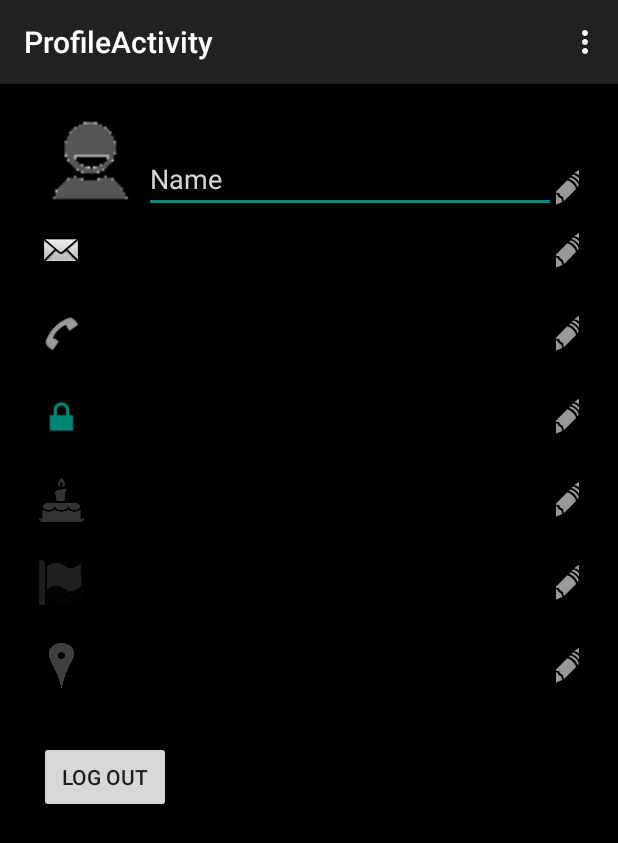
After one commit to Djinask/WakeAppCallv1, an Android app: the ProfileActivity screen opened directly, with no data from a screen before it, on a phone screen of 412 x 824 dp. The commit adds this screen. Shown: the top 843 px of the screen. Run offline under Robolectric (Android 15) with nearby library versions, the phone set to English and light mode, and no system bars.

Commit message:
profile layout incomplete

```diff
--- /dev/null
+++ b/app/src/main/java/com/example/wakeappcallv1/app/ProfileActivity.java
@@ -0,0 +1,36 @@
+package com.example.wakeappcallv1.app;
+
+import android.support.v7.app.ActionBarActivity;
+import android.os.Bundle;
+import android.view.Menu;
+import android.view.MenuItem;
+
+
+public class ProfileActivity extends ActionBarActivity {
+
+    @Override
+    protected void onCreate(Bundle savedInstanceState) {
+        super.onCreate(savedInstanceState);
+        setContentView(R.layout.activity_profile);
+    }
+
+
+    @Override
+    public boolean onCreateOptionsMenu(Menu menu) {
+        // Inflate the menu; this adds items to the action bar if it is present.
+        getMenuInflater().inflate(R.menu.profile, menu);
+        return true;
+    }
+
+    @Override
+    public boolean onOptionsItemSelected(MenuItem item) {
+        // Handle action bar item clicks here. The action bar will
+        // automatically handle clicks on the Home/Up button, so long
+        // as you specify a parent activity in AndroidManifest.xml.
+        int id = item.getItemId();
+        if (id == R.id.action_settings) {
+            return true;
+        }
+        return super.onOptionsItemSelected(item);
+    }
+}
--- /dev/null
+++ b/app/src/main/res/layout/activity_profile.xml
@@ -0,0 +1,226 @@
+<LinearLayout xmlns:android="http://schemas.android.com/apk/res/android"
+    xmlns:tools="http://schemas.android.com/tools"
+    android:layout_width="match_parent"
+    android:layout_height="match_parent"
+    android:gravity="center_horizontal"
+    android:orientation="vertical"
+    android:paddingBottom="@dimen/activity_vertical_margin"
+    android:paddingLeft="@dimen/activity_horizontal_margin"
+    android:paddingRight="@dimen/activity_horizontal_margin"
+    android:paddingTop="@dimen/activity_vertical_margin"
+    tools:context="com.example.wakeappcallv1.app.RegisterActivity2"
+    android:background="@color/abc_search_url_text_pressed"
+    >
+
+
+
+        <LinearLayout
+            android:orientation="horizontal"
+            android:layout_width="match_parent"
+            android:layout_height="wrap_content"
+            android:layout_gravity="center_horizontal"
+            android:layout_marginBottom="10dp"
+            android:layout_marginLeft="10dp"
+            android:layout_marginRight="10dp">
+            <ImageView
+                android:layout_width="70dp"
+                android:layout_height="70dp"
+                android:src="@drawable/profile"
+                android:contentDescription="profile_image" />
+            <EditText
+                android:layout_width="wrap_content"
+                android:layout_height="wrap_content"
+                android:hint="@string/name"
+                android:inputType="textPersonName"
+                android:layout_gravity="bottom"
+                android:ems="10"
+                android:id="@+id/editText"
+                android:layout_weight="1"
+                android:text="@string/name"
+                android:textColor="@color/common_signin_btn_dark_text_focused"/>
+            <ImageButton
+                android:layout_width="7pt"
+                android:layout_height="wrap_content"
+                android:src="@android:drawable/ic_menu_edit"
+                android:layout_gravity="bottom"
+                android:background="@null"/>
+
+        </LinearLayout>
+
+        <LinearLayout
+            android:layout_width="match_parent"
+            android:layout_height="wrap_content"
+            android:orientation="horizontal"
+            android:layout_marginBottom="10dp"
+            android:layout_marginLeft="10dp"
+            android:layout_marginRight="10dp"
+            >
+            <ImageView
+                android:layout_width="30dp"
+                android:layout_height="30dp"
+                android:src="@android:drawable/sym_action_email" />
+
+            <EditText
+                android:layout_width="wrap_content"
+                android:layout_height="wrap_content"
+                android:inputType="textEmailAddress"
+                android:hint="@string/prompt_email"
+                android:ems="10"
+                android:id="@+id/editText7"
+                android:layout_weight="1" />
+
+            <ImageButton
+                android:layout_width="7pt"
+                android:layout_height="wrap_content"
+                android:src="@android:drawable/ic_menu_edit"
+                android:background="@null"/>
+        </LinearLayout>
+
+        <LinearLayout
+            android:layout_width="match_parent"
+            android:layout_height="wrap_content"
+            android:orientation="horizontal"
+            android:layout_marginBottom="10dp"
+            android:layout_marginLeft="10dp"
+            android:layout_marginRight="10dp"
+            >
+            <ImageView
+                android:layout_width="30dp"
+                android:layout_height="30dp"
+                android:src="@android:drawable/ic_menu_call"
+                />
+
+            <EditText
+                android:layout_width="wrap_content"
+                android:layout_height="wrap_content"
+                android:inputType="phone"
+                android:hint="@string/phone_no"
+                android:ems="10"
+                android:id="@+id/editText2"
+                android:layout_weight="1" />
+            <ImageButton
+                android:layout_width="7pt"
+                android:layout_height="wrap_content"
+                android:src="@android:drawable/ic_menu_edit"
+                android:background="@null"/>
+        </LinearLayout>
+        <LinearLayout
+            android:layout_width="match_parent"
+            android:layout_height="wrap_content"
+            android:orientation="horizontal"
+            android:layout_marginBottom="10dp"
+            android:layout_marginLeft="10dp"
+            android:layout_marginRight="10dp"
+            >
+            <ImageView
+                android:layout_width="30dp"
+                android:layout_height="30dp"
+                android:src="@android:drawable/ic_lock_lock"
+                android:contentDescription="password_lock" />
+
+            <EditText
+                android:layout_width="0pt"
+                android:layout_height="wrap_content"
+                android:inputType="textPassword"
+                android:ems="10"
+                android:id="@+id/editText3"
+                android:hint="@string/password"
+                android:layout_weight="1" />
+            <ImageButton
+                android:layout_width="7pt"
+                android:layout_height="wrap_content"
+                android:src="@android:drawable/ic_menu_edit"
+                android:background="@null"/>
+        </LinearLayout>
+        <LinearLayout
+            android:layout_width="match_parent"
+            android:layout_height="wrap_content"
+            android:orientation="horizontal"
+            android:layout_marginBottom="10dp"
+            android:layout_marginLeft="10dp"
+            android:layout_marginRight="10dp"
+            >
+            <ImageView
+                android:layout_width="30dp"
+                android:layout_height="30dp"
+                android:src="@drawable/birthday"
+                />
+
+            <EditText
+                android:layout_width="wrap_content"
+                android:layout_height="wrap_content"
+                android:inputType="date"
+                android:ems="10"
+                android:id="@+id/editText4"
+                android:layout_weight="1"
+                android:hint="@string/date_of_birth"/>
+            <ImageButton
+                android:layout_width="7pt"
+                android:layout_height="wrap_content"
+                android:src="@android:drawable/ic_menu_edit"
+                android:background="@null"/>
+
+        </LinearLayout>
+        <LinearLayout
+            android:layout_width="match_parent"
+            android:layout_height="wrap_content"
+            android:orientation="horizontal"
+            android:layout_marginBottom="10dp"
+            android:layout_marginLeft="10dp"
+            android:layout_marginRight="10dp"
+            >
+            <ImageView
+                android:layout_width="30dp"
+                android:layout_height="30dp"
+                android:src="@drawable/flag2"
+                />
+
+            <EditText
+                android:layout_width="wrap_content"
+                android:layout_height="wrap_content"
+                android:id="@+id/editText5"
+                android:layout_weight="1"
+                android:hint="Country"/>
+            <ImageButton
+                android:layout_width="7pt"
+                android:layout_height="wrap_content"
+                android:src="@android:drawable/ic_menu_edit"
+                android:background="@null"/>
+
+        </LinearLayout>
+        <LinearLayout
+            android:layout_width="match_parent"
+            android:layout_height="wrap_content"
+            android:orientation="horizontal"
+            android:layout_marginBottom="10dp"
+            android:layout_marginLeft="10dp"
+            android:layout_marginRight="10dp"
+            >
+            <ImageView
+                android:layout_width="30dp"
+                android:layout_height="30dp"
+                android:src="@drawable/city2"
+                />
+
+            <EditText
+                android:layout_width="wrap_content"
+                android:layout_height="wrap_content"
+                android:id="@+id/editText6"
+                android:layout_weight="1"
+                android:hint="@string/city"/>
+            <ImageButton
+                android:layout_width="7pt"
+                android:layout_height="wrap_content"
+                android:src="@android:drawable/ic_menu_edit"
+                android:background="@null"/>
+
+        </LinearLayout>
+
+        <Button
+            android:layout_width="wrap_content"
+            android:layout_height="wrap_content"
+            android:text="Log out"
+            android:id="@+id/button_log_out"
+            android:layout_gravity="left|bottom"
+            android:layout_margin="10dp"/>
+    </LinearLayout>
--- /dev/null
+++ b/app/src/main/res/menu/profile.xml
@@ -0,0 +1,9 @@
+<menu xmlns:android="http://schemas.android.com/apk/res/android"
+    xmlns:app="http://schemas.android.com/apk/res-auto"
+    xmlns:tools="http://schemas.android.com/tools"
+    tools:context="com.example.wakeappcallv1.app.ProfileActivity" >
+    <item android:id="@+id/action_settings"
+        android:title="@string/action_settings"
+        android:orderInCategory="100"
+        app:showAsAction="never" />
+</menu>
--- a/app/src/main/res/values/strings.xml
+++ b/app/src/main/res/values/strings.xml
@@ -26,10 +26,10 @@
     <string name="action_register">Register</string>
     <string name="action_tutorial">Tutorial</string>
     <string name="action_sign_in_Facebook">Sign in with Facebook</string>
-
     <string name="error_invalid_email">This email address is invalid</string>
     <string name="error_invalid_password">This password is too short</string>
     <string name="error_incorrect_password">This password is incorrect</string>
     <string name="error_field_required">This field is required</string>
+    <string name="title_activity_profile">ProfileActivity</string>
 
 </resources>
```
Also changed, not shown: app/src/main/AndroidManifest.xml (+15 -23 lines).
